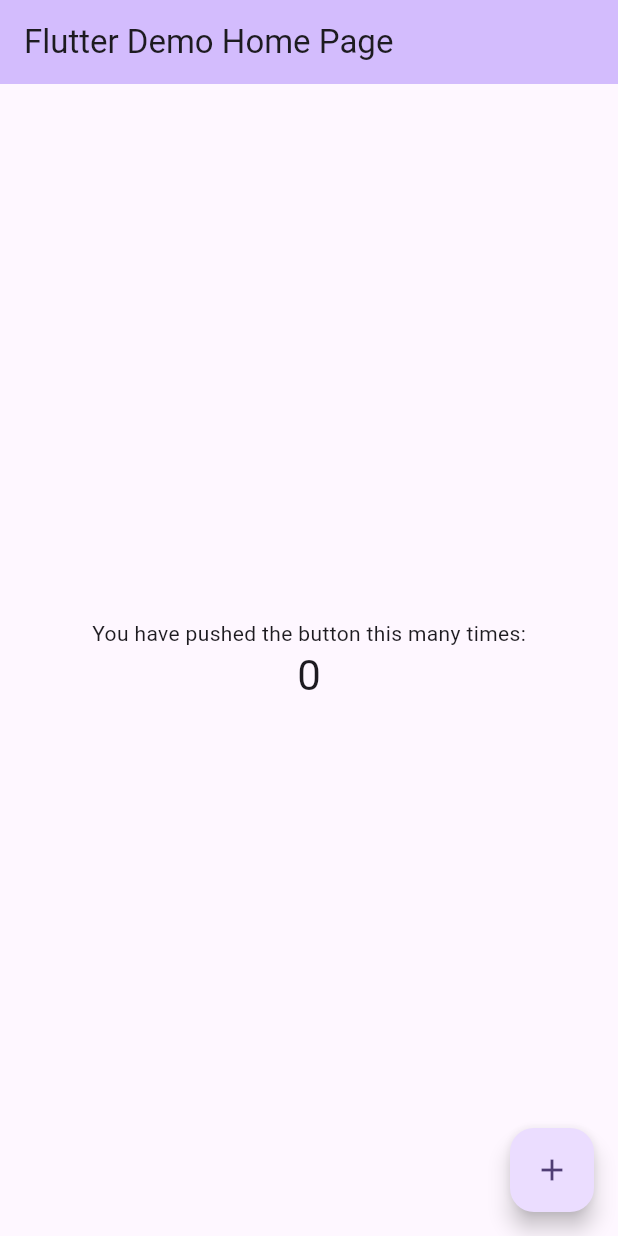
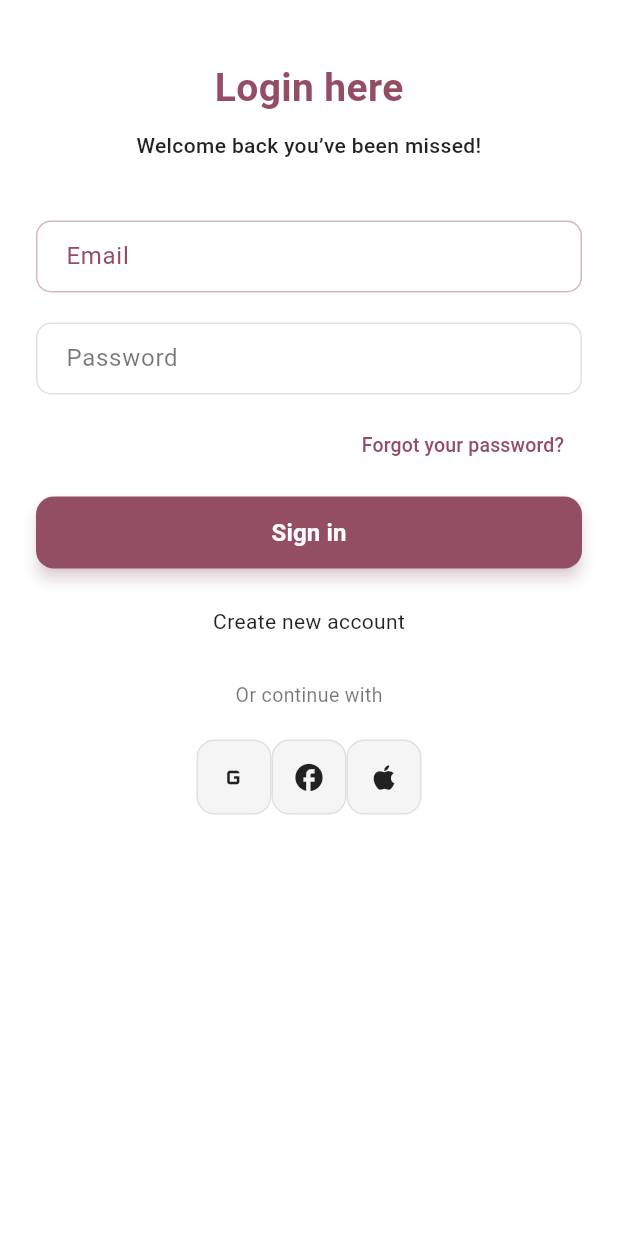
Before and after one commit to orangearinge/Alysa-Mobile, a Flutter app: the screen it shows after launch, on a phone screen of 412 x 824 dp. Run offline on Flutter 3.47's test engine with Material 3 defaults, Android fonts, the light colour scheme and no system bars.

Commit message:
UI: Login Page & Scene Satu

```diff
--- a/lib/main.dart
+++ b/lib/main.dart
@@ -1,3 +1,4 @@
+import 'package:alysa_speak/pages/login_page.dart';
 import 'package:flutter/material.dart';
 
 void main() {
@@ -7,116 +8,19 @@ void main() {
 class MyApp extends StatelessWidget {
   const MyApp({super.key});
 
-  // This widget is the root of your application.
   @override
   Widget build(BuildContext context) {
     return MaterialApp(
-      title: 'Flutter Demo',
+      debugShowCheckedModeBanner: false,
+      title: 'Dream Job App',
       theme: ThemeData(
-        // This is the theme of your application.
-        //
-        // TRY THIS: Try running your application with "flutter run". You'll see
-        // the application has a purple toolbar. Then, without quitting the app,
-        // try changing the seedColor in the colorScheme below to Colors.green
-        // and then invoke "hot reload" (save your changes or press the "hot
-        // reload" button in a Flutter-supported IDE, or press "r" if you used
-        // the command line to start the app).
-        //
-        // Notice that the counter didn't reset back to zero; the application
-        // state is not lost during the reload. To reset the state, use hot
-        // restart instead.
-        //
-        // This works for code too, not just values: Most code changes can be
-        // tested with just a hot reload.
-        colorScheme: ColorScheme.fromSeed(seedColor: Colors.deepPurple),
+        colorScheme: ColorScheme.fromSeed(seedColor: Color(0xFF944E63)),
+        useMaterial3: true,
       ),
-      home: const MyHomePage(title: 'Flutter Demo Home Page'),
+      initialRoute: '/',
+      routes: {
+        '/': (context) => const LoginPage(),
+      },
     );
   }
 }
-
-class MyHomePage extends StatefulWidget {
-  const MyHomePage({super.key, required this.title});
-
-  // This widget is the home page of your application. It is stateful, meaning
-  // that it has a State object (defined below) that contains fields that affect
-  // how it looks.
-
-  // This class is the configuration for the state. It holds the values (in this
-  // case the title) provided by the parent (in this case the App widget) and
-  // used by the build method of the State. Fields in a Widget subclass are
-  // always marked "final".
-
-  final String title;
-
-  @override
-  State<MyHomePage> createState() => _MyHomePageState();
-}
-
-class _MyHomePageState extends State<MyHomePage> {
-  int _counter = 0;
-
-  void _incrementCounter() {
-    setState(() {
-      // This call to setState tells the Flutter framework that something has
-      // changed in this State, which causes it to rerun the build method below
-      // so that the display can reflect the updated values. If we changed
-      // _counter without calling setState(), then the build method would not be
-      // called again, and so nothing would appear to happen.
-      _counter++;
-    });
-  }
-
-  @override
-  Widget build(BuildContext context) {
-    // This method is rerun every time setState is called, for instance as done
-    // by the _incrementCounter method above.
-    //
-    // The Flutter framework has been optimized to make rerunning build methods
-    // fast, so that you can just rebuild anything that needs updating rather
-    // than having to individually change instances of widgets.
-    return Scaffold(
-      appBar: AppBar(
-        // TRY THIS: Try changing the color here to a specific color (to
-        // Colors.amber, perhaps?) and trigger a hot reload to see the AppBar
-        // change color while the other colors stay the same.
-        backgroundColor: Theme.of(context).colorScheme.inversePrimary,
-        // Here we take the value from the MyHomePage object that was created by
-        // the App.build method, and use it to set our appbar title.
-        title: Text(widget.title),
-      ),
-      body: Center(
-        // Center is a layout widget. It takes a single child and positions it
-        // in the middle of the parent.
-        child: Column(
-          // Column is also a layout widget. It takes a list of children and
-          // arranges them vertically. By default, it sizes itself to fit its
-          // children horizontally, and tries to be as tall as its parent.
-          //
-          // Column has various properties to control how it sizes itself and
-          // how it positions its children. Here we use mainAxisAlignment to
-          // center the children vertically; the main axis here is the vertical
-          // axis because Columns are vertical (the cross axis would be
-          // horizontal).
-          //
-          // TRY THIS: Invoke "debug painting" (choose the "Toggle Debug Paint"
-          // action in the IDE, or press "p" in the console), to see the
-          // wireframe for each widget.
-          mainAxisAlignment: MainAxisAlignment.center,
-          children: <Widget>[
-            const Text('You have pushed the button this many times:'),
-            Text(
-              '$_counter',
-              style: Theme.of(context).textTheme.headlineMedium,
-            ),
-          ],
-        ),
-      ),
-      floatingActionButton: FloatingActionButton(
-        onPressed: _incrementCounter,
-        tooltip: 'Increment',
-        child: const Icon(Icons.add),
-      ), // This trailing comma makes auto-formatting nicer for build methods.
-    );
-  }
-}
--- /dev/null
+++ b/lib/pages/login_page.dart
@@ -0,0 +1,179 @@
+import 'package:flutter/material.dart';
+
+class LoginPage extends StatelessWidget {
+  const LoginPage({super.key});
+
+  @override
+  Widget build(BuildContext context) {
+    final Color mainColor = const Color(0xFF944E63);
+
+    return Scaffold(
+      backgroundColor: Colors.white,
+      body: SafeArea(
+        child: SingleChildScrollView(
+          padding: const EdgeInsets.symmetric(horizontal: 24, vertical: 40),
+          child: Column(
+            crossAxisAlignment: CrossAxisAlignment.center,
+            children: [
+              // Title
+              Text(
+                'Login here',
+                style: TextStyle(
+                  fontSize: 26,
+                  fontWeight: FontWeight.bold,
+                  color: mainColor,
+                ),
+              ),
+              const SizedBox(height: 10),
+
+              // Subtext
+              const Text(
+                "Welcome back you’ve been missed!",
+                textAlign: TextAlign.center,
+                style: TextStyle(
+                  fontSize: 14,
+                  fontWeight: FontWeight.w500,
+                  color: Colors.black87,
+                ),
+              ),
+              const SizedBox(height: 40),
+
+              // Email TextField
+              TextField(
+                decoration: InputDecoration(
+                  labelText: 'Email',
+                  labelStyle: TextStyle(color: mainColor),
+                  focusedBorder: OutlineInputBorder(
+                    borderSide: BorderSide(color: mainColor, width: 2),
+                    borderRadius: BorderRadius.circular(10),
+                  ),
+                  enabledBorder: OutlineInputBorder(
+                    borderSide: BorderSide(color: mainColor.withOpacity(0.4)),
+                    borderRadius: BorderRadius.circular(10),
+                  ),
+                  contentPadding: const EdgeInsets.symmetric(
+                    horizontal: 16,
+                    vertical: 12,
+                  ),
+                ),
+              ),
+              const SizedBox(height: 20),
+
+              // Password TextField
+              TextField(
+                obscureText: true,
+                decoration: InputDecoration(
+                  labelText: 'Password',
+                  labelStyle: const TextStyle(color: Colors.black54),
+                  focusedBorder: OutlineInputBorder(
+                    borderSide: BorderSide(color: mainColor, width: 2),
+                    borderRadius: BorderRadius.circular(10),
+                  ),
+                  enabledBorder: OutlineInputBorder(
+                    borderSide: BorderSide(color: Colors.black12),
+                    borderRadius: BorderRadius.circular(10),
+                  ),
+                  contentPadding: const EdgeInsets.symmetric(
+                    horizontal: 16,
+                    vertical: 12,
+                  ),
+                ),
+              ),
+
+              const SizedBox(height: 10),
+
+              // Forgot password
+              Align(
+                alignment: Alignment.centerRight,
+                child: TextButton(
+                  onPressed: () {},
+                  child: Text(
+                    'Forgot your password?',
+                    style: TextStyle(
+                      color: mainColor,
+                      fontSize: 13,
+                      fontWeight: FontWeight.w500,
+                    ),
+                  ),
+                ),
+              ),
+
+              const SizedBox(height: 10),
+
+              // Sign In Button
+              SizedBox(
+                width: double.infinity,
+                height: 48,
+                child: ElevatedButton(
+                  onPressed: () {},
+                  style: ElevatedButton.styleFrom(
+                    backgroundColor: mainColor,
+                    shape: RoundedRectangleBorder(
+                      borderRadius: BorderRadius.circular(12),
+                    ),
+                    elevation: 4,
+                    shadowColor: mainColor.withOpacity(0.4),
+                  ),
+                  child: const Text(
+                    'Sign in',
+                    style: TextStyle(
+                      color: Colors.white,
+                      fontSize: 16,
+                      fontWeight: FontWeight.bold,
+                    ),
+                  ),
+                ),
+              ),
+
+              const SizedBox(height: 25),
+
+              // Create account
+              Row(
+                mainAxisAlignment: MainAxisAlignment.center,
+                children: [
+                  const Text(
+                    "Create new account",
+                    style: TextStyle(fontSize: 14, color: Colors.black87),
+                  ),
+                ],
+              ),
+
+              const SizedBox(height: 30),
+
+              // Or continue with
+              const Text(
+                "Or continue with",
+                style: TextStyle(color: Colors.black54, fontSize: 13),
+              ),
+              const SizedBox(height: 20),
+
+              // Social Login Buttons
+              Row(
+                mainAxisAlignment: MainAxisAlignment.center,
+                children: [
+                  _socialButton(Icons.g_mobiledata),
+                  _socialButton(Icons.facebook),
+                  _socialButton(Icons.apple),
+                ],
+              ),
+            ],
+          ),
+        ),
+      ),
+    );
+  }
+
+  // Widget untuk tombol sosial media
+  Widget _socialButton(IconData icon) {
+    return Container(
+      width: 50,
+      height: 50,
+      decoration: BoxDecoration(
+        color: Colors.grey.shade100,
+        borderRadius: BorderRadius.circular(12),
+        border: Border.all(color: Colors.grey.shade300),
+      ),
+      child: Icon(icon, size: 22, color: Colors.black87),
+    );
+  }
+}
--- /dev/null
+++ b/lib/pages/scene_satu.dart
@@ -0,0 +1,87 @@
+import 'package:flutter/material.dart';
+
+class SceneSatu extends StatelessWidget {
+  const SceneSatu({super.key});
+
+  @override
+  Widget build(BuildContext context) {
+    return Scaffold(
+      backgroundColor: Colors.white,
+      body: SafeArea(
+        child: Padding(
+          padding: const EdgeInsets.symmetric(horizontal: 24, vertical: 30),
+          child: Column(
+            children: [
+              const SizedBox(height: 20),
+
+              // 🖼️ Ilustrasi di bagian atas
+              Expanded(
+                child: Center(
+                  child: Image.asset(
+                    'assets/images/job_illustration.png', // Ganti sesuai nama file kamu
+                    fit: BoxFit.contain,
+                    height: 250,
+                  ),
+                ),
+              ),
+
+              const SizedBox(height: 10),
+
+              // 📝 Teks Judul
+              Text(
+                'Discover Your\nDream Job here',
+                textAlign: TextAlign.center,
+                style: const TextStyle(
+                  fontSize: 24,
+                  fontWeight: FontWeight.bold,
+                  color: Color(0xFF944E63), // warna maroon dari theme
+                ),
+              ),
+
+              const SizedBox(height: 16),
+
+              // 📄 Deskripsi kecil
+              const Text(
+                'Explore all the existing job roles based on your\ninterest and study major',
+                textAlign: TextAlign.center,
+                style: TextStyle(
+                  fontSize: 14,
+                  color: Colors.black54,
+                  height: 1.4,
+                ),
+              ),
+
+              const SizedBox(height: 30),
+
+              // 🔴 Indikator halaman (seperti titik di bawah)
+              Row(
+                mainAxisAlignment: MainAxisAlignment.center,
+                children: [
+                  Container(
+                    width: 20,
+                    height: 6,
+                    decoration: BoxDecoration(
+                      color: const Color(0xFF944E63),
+                      borderRadius: BorderRadius.circular(10),
+                    ),
+                  ),
+                  const SizedBox(width: 8),
+                  Container(
+                    width: 6,
+                    height: 6,
+                    decoration: BoxDecoration(
+                      color: Colors.grey.shade300,
+                      borderRadius: BorderRadius.circular(10),
+                    ),
+                  ),
+                ],
+              ),
+
+              const SizedBox(height: 40),
+            ],
+          ),
+        ),
+      ),
+    );
+  }
+}
--- a/pubspec.yaml
+++ b/pubspec.yaml
@@ -58,8 +58,8 @@ flutter:
   uses-material-design: true
 
   # To add assets to your application, add an assets section, like this:
-  # assets:
-  #   - images/a_dot_burr.jpeg
+  assets:
+    - assets/images/
   #   - images/a_dot_ham.jpeg
 
   # An image asset can refer to one or more resolution-specific "variants", see
```
